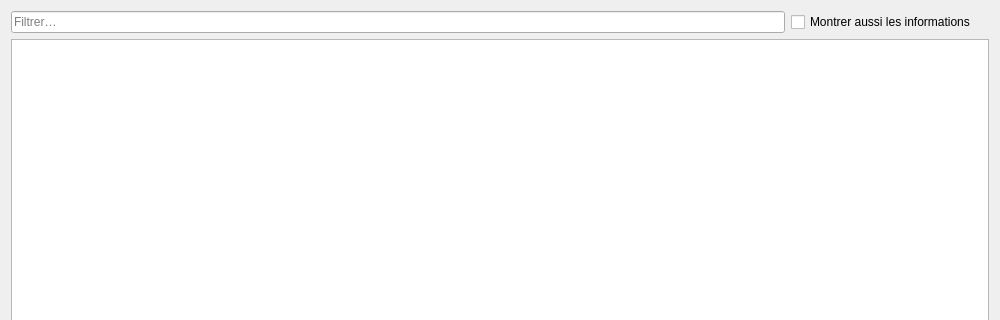
Before: the Qt Designer form src/machincast/interface/ui/incidents.ui in dascritch/machincast, drawn with Qt 5; both pictures show x 0 to 1000 and y 0 to 320 of the 1000 by 600 pixel window.
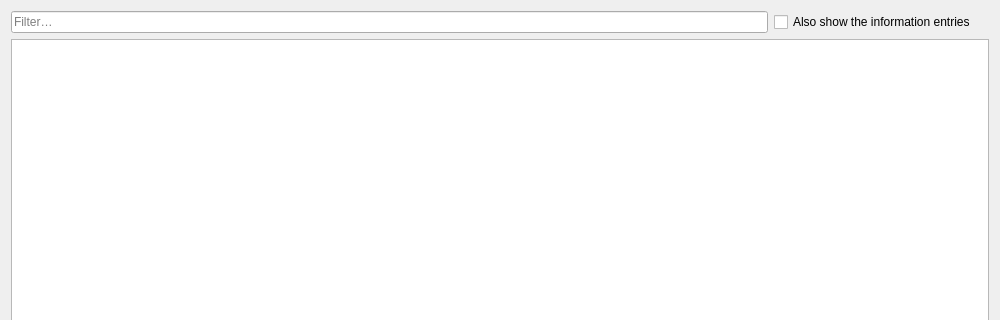
After: the same form once the commit is applied.

Patch:
```diff
--- a/src/machincast/interface/ui/incidents.ui
+++ b/src/machincast/interface/ui/incidents.ui
@@ -16,7 +16,7 @@
      <item>
       <widget class="QLineEdit" name="filter_">
        <property name="placeholderText">
-        <string>Filtrer…</string>
+        <string>Filter…</string>
        </property>
        <property name="clearButtonEnabled">
         <bool>true</bool>
@@ -26,7 +26,7 @@
      <item>
       <widget class="QCheckBox" name="information">
        <property name="text">
-        <string>Montrer aussi les informations</string>
+        <string>Also show the information entries</string>
        </property>
       </widget>
      </item>
```
Left out of the diff: 2 changed lines with no effect on the pictures.
